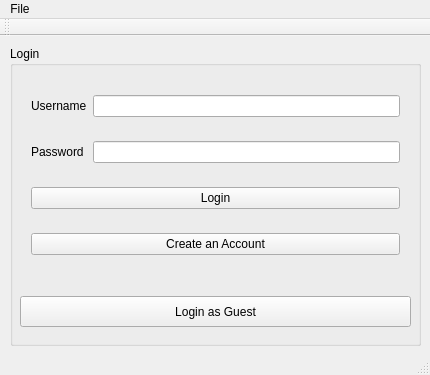
This is GraphYte/login.ui in InpErros/GraphYte-2D-Graphics as Qt 5 draws it before an edit. The edited form follows.
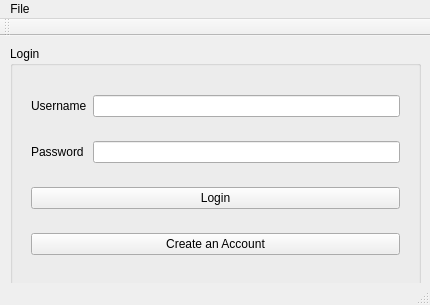
This is the edited form. Icons and pictures are not drawn.

Commit message: Partially debugged login functionality

The edit to the form file:
```diff
--- a/GraphYte/login.ui
+++ b/GraphYte/login.ui
@@ -7,7 +7,7 @@
     <x>0</x>
     <y>0</y>
     <width>430</width>
-    <height>375</height>
+    <height>305</height>
    </rect>
   </property>
   <property name="windowTitle">
@@ -88,19 +88,6 @@
       </item>
      </layout>
     </widget>
-    <widget class="QPushButton" name="pushButton">
-     <property name="geometry">
-      <rect>
-       <x>10</x>
-       <y>250</y>
-       <width>391</width>
-       <height>31</height>
-      </rect>
-     </property>
-     <property name="text">
-      <string>Login as Guest</string>
-     </property>
-    </widget>
    </widget>
   </widget>
   <widget class="QMenuBar" name="menuBar">
```
The commit also changes 14 other files.
